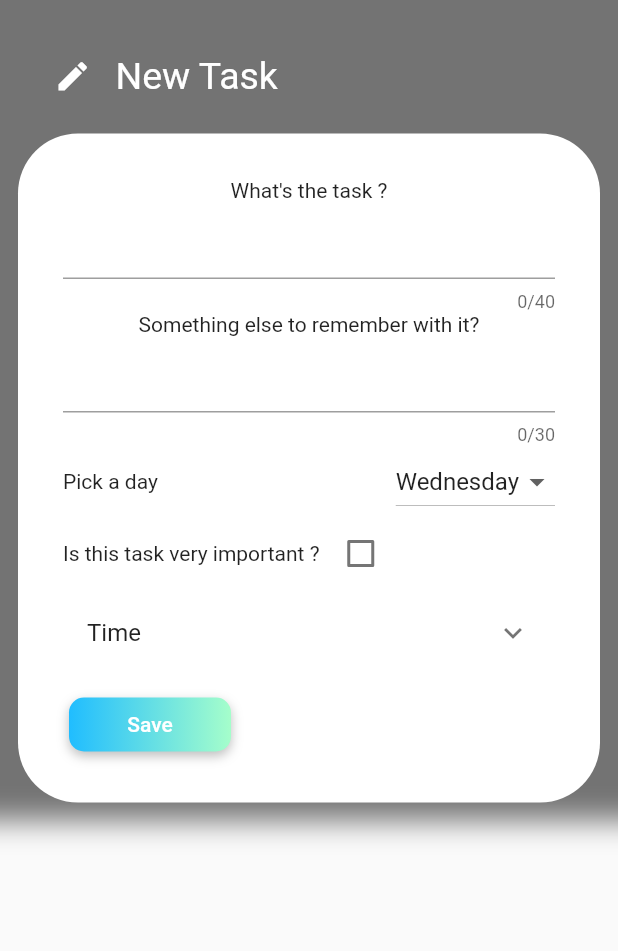
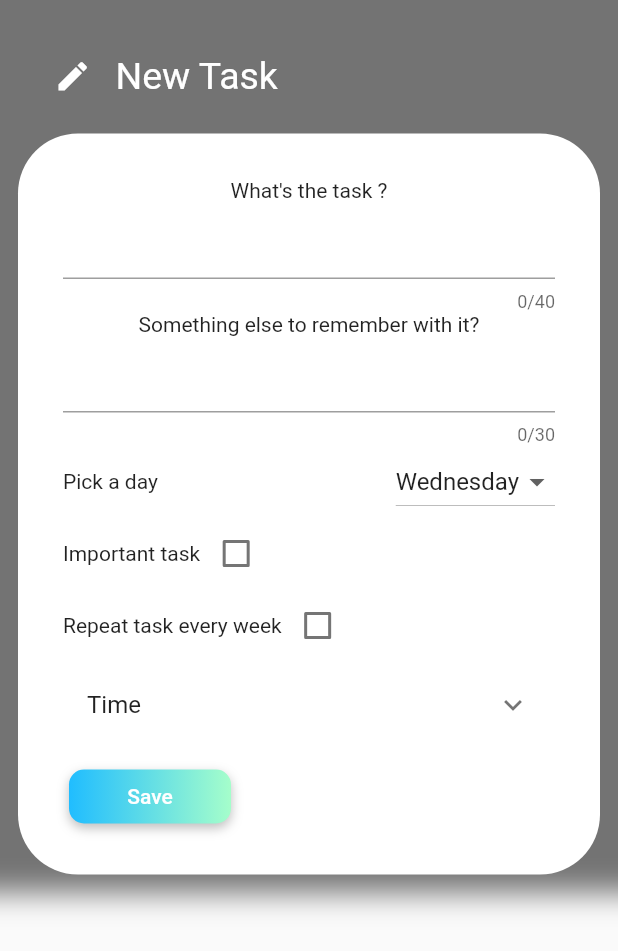
Before and after one commit to aswinmurali-io/whatsmytodaystasks, a Flutter app: the TaskDialog widget shown alone on an empty page, opened directly with empty values, on a phone screen of 412 x 824 dp. Shown: the top 951 px of the screen. Run offline on Flutter 3.47's test engine with Material 2 defaults, Android fonts, the phone set to English and light mode, and no system bars; drawn by our look-alikes of gradient_widgets; our stand-ins replace cloud_firestore, firebase_auth, firebase_crashlytics, jiffy, progress_dialog, pull_to_refresh and 1 more; missing offline and left inert: flutter_animator, flutter_gradient_colors; accounts and stored records are empty; statements that could not run were skipped.

Commit message:
added repeat feature in the UI

```diff
--- a/lib/mytask_view.dart
+++ b/lib/mytask_view.dart
@@ -248,6 +248,7 @@ class _TaskViewState extends State<TaskView> with SingleTickerProviderStateMixin
   void _tasksEditDialog(
       {bool modifyWhat: false,
       done: false,
+      repeat,
       int importance,
       String title,
       description,
@@ -264,6 +265,7 @@ class _TaskViewState extends State<TaskView> with SingleTickerProviderStateMixin
     } else
       dropdown = week2;
 
+    //TODO: remoev hes
     modifyWhat = modifyWhat;
     done = done;
     importance = importance;
@@ -276,8 +278,8 @@ class _TaskViewState extends State<TaskView> with SingleTickerProviderStateMixin
 
     Navigator.of(context).push(PageRouteBuilder(
         opaque: false,
-        pageBuilder: (BuildContext context, _, __) => TaskDialog(
-            setState, modifyWhat, done, importance, title, description, week2, oldTitle, endtime, selectedTime)));
+        pageBuilder: (BuildContext context, _, __) => TaskDialog(setState, modifyWhat, done, importance, title,
+            description, week2, oldTitle, endtime, selectedTime, repeat)));
   }
 
   bool _resetOffset(int i) {
@@ -472,6 +474,7 @@ class _TaskViewState extends State<TaskView> with SingleTickerProviderStateMixin
                                               modifyWhat: true,
                                               title: task,
                                               oldTitle: task,
+                                              repeat: userTasks[task]["repeat"],
                                               importance: userTasks[task]["importance"],
                                               description: userTasks[task]["description"],
                                               week2: weeks[userTasks[task]["week"]],
@@ -535,7 +538,6 @@ class _TaskViewState extends State<TaskView> with SingleTickerProviderStateMixin
                                                     value: userTasks[task]['done'],
                                                     onChanged: (value) {
                                                       setState(() => userTasks[task]['done'] = value);
-                                                      //_storage.setString("data", jsonEncode(userTasks));
                                                       Database.upload(userTasks);
                                                     })
                                               ],
@@ -545,6 +547,7 @@ class _TaskViewState extends State<TaskView> with SingleTickerProviderStateMixin
                                                 modifyWhat: true,
                                                 title: task,
                                                 oldTitle: task,
+                                                repeat: userTasks[task]["repeat"],
                                                 importance: userTasks[task]["importance"],
                                                 description: userTasks[task]["description"],
                                                 week2: weeks[userTasks[task]["week"]],
@@ -640,6 +643,7 @@ class _TaskViewState extends State<TaskView> with SingleTickerProviderStateMixin
                                                   modifyWhat: true,
                                                   title: task,
                                                   oldTitle: task,
+                                                  repeat: userTasks[task]["repeat"],
                                                   importance: userTasks[task]["importance"],
                                                   description: userTasks[task]["description"],
                                                   week2: weeks[userTasks[task]["week"]],
@@ -743,6 +747,7 @@ class _TaskViewState extends State<TaskView> with SingleTickerProviderStateMixin
                                                 modifyWhat: true,
                                                 title: task,
                                                 oldTitle: task,
+                                                repeat: userTasks[task]["repeat"],
                                                 importance: userTasks[task]["importance"],
                                                 description: userTasks[task]["description"],
                                                 week2: weeks[userTasks[task]["week"]],
--- a/lib/tasks_dialog.dart
+++ b/lib/tasks_dialog.dart
@@ -19,17 +19,17 @@ import 'globals.dart';
 class TaskDialog extends StatefulWidget {
   final setState2;
 
-  final bool modifyWhat, done;
+  final bool modifyWhat, done, repeat;
   final int importance;
   final String title, description, week2, oldTitle;
   final dynamic endtime, selectedTime;
 
   TaskDialog(this.setState2, this.modifyWhat, this.done, this.importance, this.title, this.description, this.week2,
-      this.oldTitle, this.endtime, this.selectedTime);
+      this.oldTitle, this.endtime, this.selectedTime, this.repeat);
 
   @override
   createState() => _TaskDialogState(
-      setState2, modifyWhat, done, importance, title, description, week2, oldTitle, endtime, selectedTime);
+      setState2, modifyWhat, done, importance, title, description, week2, oldTitle, endtime, selectedTime, repeat);
 }
 
 class _TaskDialogState extends State<TaskDialog> {
@@ -39,7 +39,7 @@ class _TaskDialogState extends State<TaskDialog> {
 
   final setState2;
 
-  final bool modifyWhat, done;
+  bool modifyWhat, done, repeat;
   int importance;
   String title, description, week2, oldTitle;
   dynamic endtime, selectedTime;
@@ -47,7 +47,7 @@ class _TaskDialogState extends State<TaskDialog> {
   String _currentWeek, dropdown, week;
 
   _TaskDialogState(this.setState2, this.modifyWhat, this.done, this.importance, this.title, this.description,
-      this.week2, this.oldTitle, this.endtime, this.selectedTime);
+      this.week2, this.oldTitle, this.endtime, this.selectedTime, this.repeat);
 
   @override
   initState() {
@@ -57,8 +57,10 @@ class _TaskDialogState extends State<TaskDialog> {
     _importance = importance ?? 0;
     if (modifyWhat)
       _currentWeek = dropdown = week = week2;
-    else
+    else {
       _currentWeek = dropdown = week = Jiffy(DateTime.now()).EEEE;
+      repeat = false;
+    }
   }
 
   @override
@@ -101,7 +103,7 @@ class _TaskDialogState extends State<TaskDialog> {
             "description": description ?? '',
             "image": null,
             "importance": _importance,
-            "repeat": false,
+            "repeat": repeat,
             "done": (!modifyWhat) ? false : done,
             "week": (dropdown == "Tomorrow")
                 ? ((_currentWeek == "Sunday") ? 0 : weeks.indexOf(_currentWeek) + 1)
@@ -174,14 +176,16 @@ class _TaskDialogState extends State<TaskDialog> {
                     }),
               ],
             ),
-            Row(
-              children: [
-                const Text("Is this task very important ? "),
-                Checkbox(
-                    value: (_importance == 0) ? false : true,
-                    onChanged: (bool value) => setState(() => _importance = (value) ? 1 : 0))
-              ],
-            ),
+            Row(children: [
+              const Text("Important task"),
+              Checkbox(
+                  value: (_importance == 0) ? false : true,
+                  onChanged: (bool value) => setState(() => _importance = (value) ? 1 : 0))
+            ]),
+            Row(children: [
+              const Text("Repeat task every week"),
+              Checkbox(value: repeat, onChanged: (value) => setState(() => repeat = value))
+            ]),
             ExpansionTile(
               title: Text("Time"),
               children: [
```
